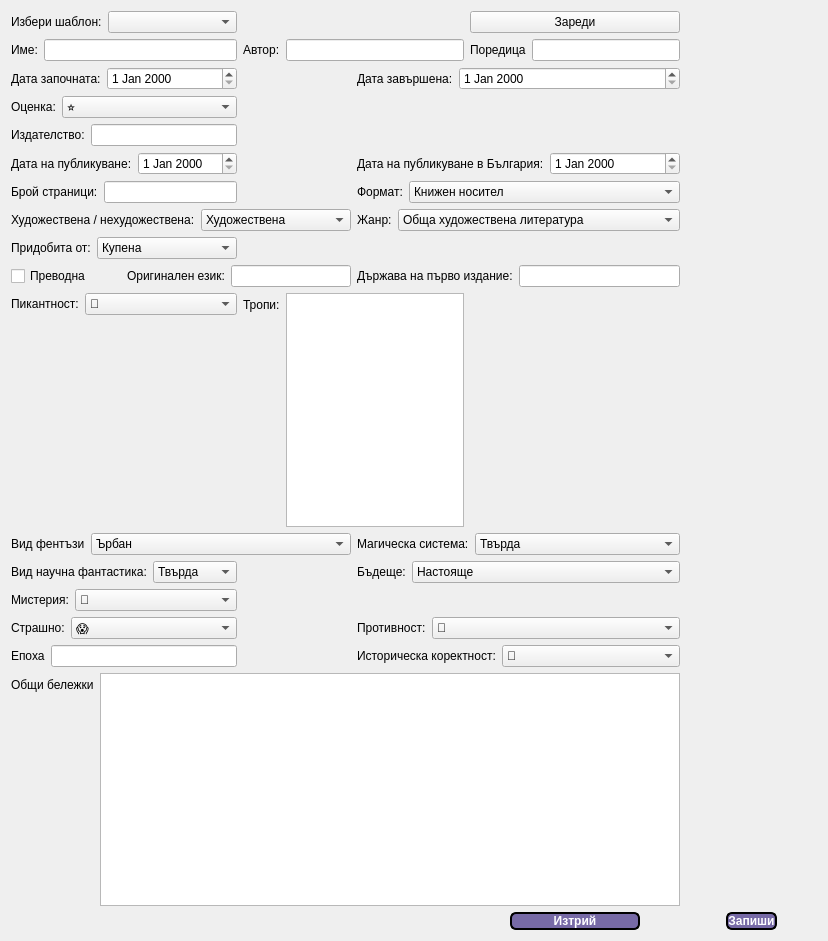
This is Readalot/createbook.ui in TanyaSeykova/Hackaton_2022 as Qt 5 draws it before an edit. The edited form follows.
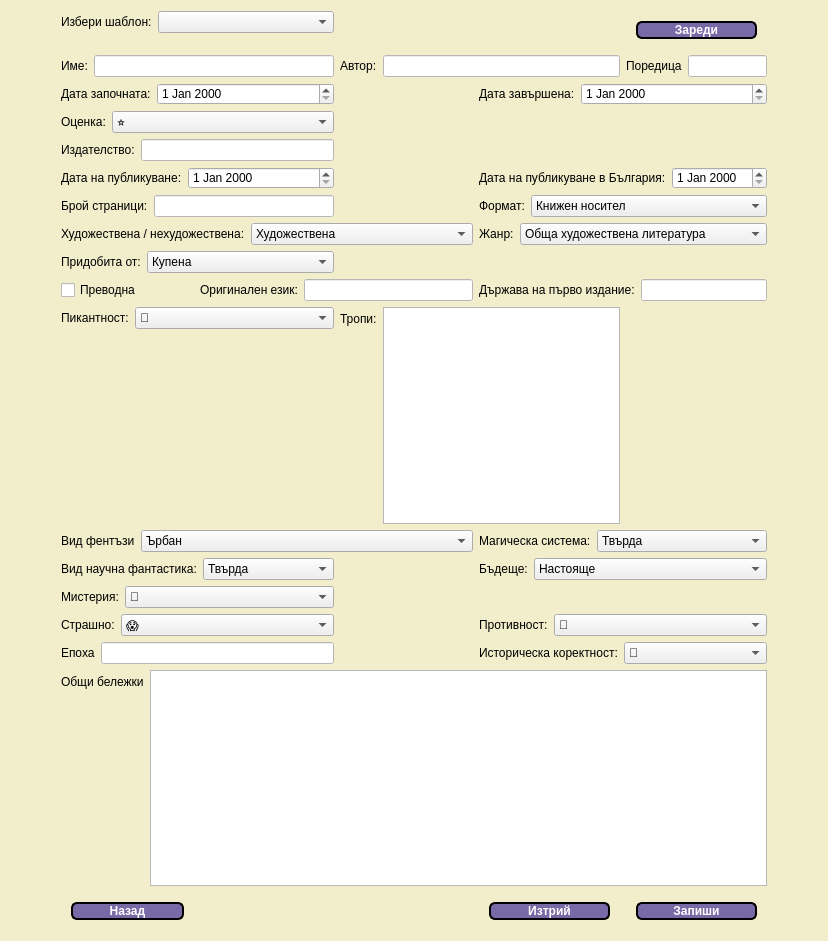
This is the edited form.

```diff
--- a/Readalot/createbook.ui
+++ b/Readalot/createbook.ui
@@ -14,159 +14,44 @@
    <string>Нова книга</string>
   </property>
   <property name="styleSheet">
-   <string notr="true">
+   <string notr="true">QDialog{
 background-color: rgb(242, 238, 203);
-
+}
 QLineEdit {
 	background-color: rgb(255, 255, 255);
+}
+QPushButton{
+	border-radius: 6px;
+	border-width: 2px;
+	background-color: rgb(119, 106, 166);
+	border-color: rgb(0,0,0);
+	border-style: solid;
+	color: rgb(255,255,255);
+	font-weight: bold;
+	font: 16pt &quot;Monotype Corsiva&quot;;
+	margin:10px;
+}
+QPushButton:hover{
+	background-color: rgb(212, 203, 242);
+	color: rgb(0,0,0);
 }</string>
   </property>
-  <layout class="QGridLayout" name="gridLayout">
-   <item row="0" column="0" colspan="2">
-    <layout class="QFormLayout" name="formLayout_26">
-     <item row="0" column="0">
-      <widget class="QLabel" name="label_28">
-       <property name="text">
-        <string>Избери шаблон:</string>
-       </property>
-      </widget>
-     </item>
+  <layout class="QGridLayout" name="gridLayout" columnstretch="1,3,3,3,3,3,1">
+   <item row="9" column="2" colspan="2">
+    <layout class="QFormLayout" name="formLayout_7">
      <item row="0" column="1">
-      <widget class="QComboBox" name="comboBoxTemplate"/>
+      <widget class="QLineEdit" name="lineEditLanguage"/>
      </item>
-    </layout>
-   </item>
-   <item row="1" column="0" colspan="2">
-    <layout class="QFormLayout" name="formLayout">
      <item row="0" column="0">
-      <widget class="QLabel" name="labelName">
+      <widget class="QLabel" name="labelLanguage">
        <property name="text">
-        <string>Име:</string>
+        <string>Оригинален език:</string>
        </property>
       </widget>
      </item>
-     <item row="0" column="1">
-      <widget class="QLineEdit" name="lineEditName"/>
-     </item>
     </layout>
    </item>
-   <item row="1" column="2" colspan="2">
-    <layout class="QFormLayout" name="formLayout_2">
-     <item row="0" column="0">
-      <widget class="QLabel" name="labelAuthor">
-       <property name="text">
-        <string>Автор:</string>
-       </property>
-      </widget>
-     </item>
-     <item row="0" column="1">
-      <widget class="QLineEdit" name="lineEditAuthor"/>
-     </item>
-    </layout>
-   </item>
-   <item row="1" column="4">
-    <layout class="QFormLayout" name="formLayout_29">
-     <item row="0" column="0">
-      <widget class="QLabel" name="labelSeries">
-       <property name="text">
-        <string>Поредица</string>
-       </property>
-      </widget>
-     </item>
-     <item row="0" column="1">
-      <widget class="QLineEdit" name="lineEditSeries"/>
-     </item>
-    </layout>
-   </item>
-   <item row="2" column="0" colspan="2">
-    <layout class="QFormLayout" name="formLayout_3">
-     <item row="0" column="0">
-      <widget class="QLabel" name="labelDateStarted">
-       <property name="text">
-        <string>Дата започната:</string>
-       </property>
-      </widget>
-     </item>
-     <item row="0" column="1">
-      <widget class="QDateEdit" name="dateEditStarted"/>
-     </item>
-    </layout>
-   </item>
-   <item row="2" column="3" colspan="2">
-    <layout class="QFormLayout" name="formLayout_4">
-     <item row="0" column="0">
-      <widget class="QLabel" name="labelDateFinished">
-       <property name="text">
-        <string>Дата завършена:</string>
-       </property>
-      </widget>
-     </item>
-     <item row="0" column="1">
-      <widget class="QDateEdit" name="dateEditFinished"/>
-     </item>
-    </layout>
-   </item>
-   <item row="3" column="0" colspan="2">
-    <layout class="QFormLayout" name="formLayout_5">
-     <item row="0" column="0">
-      <widget class="QLabel" name="labelScore">
-       <property name="text">
-        <string>Оценка:</string>
-       </property>
-      </widget>
-     </item>
-     <item row="0" column="1">
-      <widget class="QComboBox" name="comboBoxScore">
-       <item>
-        <property name="text">
-         <string>⭐</string>
-        </property>
-       </item>
-       <item>
-        <property name="text">
-         <string>⭐1/2</string>
-        </property>
-       </item>
-       <item>
-        <property name="text">
-         <string>⭐⭐</string>
-        </property>
-       </item>
-       <item>
-        <property name="text">
-         <string>⭐⭐1/2</string>
-        </property>
-       </item>
-       <item>
-        <property name="text">
-         <string>⭐⭐⭐</string>
-        </property>
-       </item>
-       <item>
-        <property name="text">
-         <string>⭐⭐⭐1/2</string>
-        </property>
-       </item>
-       <item>
-        <property name="text">
-         <string>⭐⭐⭐⭐</string>
-        </property>
-       </item>
-       <item>
-        <property name="text">
-         <string>⭐⭐⭐⭐1/2</string>
-        </property>
-       </item>
-       <item>
-        <property name="text">
-         <string>⭐⭐⭐⭐⭐</string>
-        </property>
-       </item>
-      </widget>
-     </item>
-    </layout>
-   </item>
-   <item row="4" column="0" colspan="2">
+   <item row="4" column="1" colspan="2">
     <layout class="QFormLayout" name="formLayout_6">
      <item row="0" column="0">
       <widget class="QLabel" name="labelPublisher">
@@ -180,35 +65,7 @@
      </item>
     </layout>
    </item>
-   <item row="5" column="0" colspan="2">
-    <layout class="QFormLayout" name="formLayout_10">
-     <item row="0" column="0">
-      <widget class="QLabel" name="labelPublished">
-       <property name="text">
-        <string>Дата на публикуване:</string>
-       </property>
-      </widget>
-     </item>
-     <item row="0" column="1">
-      <widget class="QDateEdit" name="dateEditPublished"/>
-     </item>
-    </layout>
-   </item>
-   <item row="5" column="3" colspan="2">
-    <layout class="QFormLayout" name="formLayout_11">
-     <item row="0" column="0">
-      <widget class="QLabel" name="labelPublishedBulgaria">
-       <property name="text">
-        <string>Дата на публикуване в България:</string>
-       </property>
-      </widget>
-     </item>
-     <item row="0" column="1">
-      <widget class="QDateEdit" name="dateEditPublishedBulgaria"/>
-     </item>
-    </layout>
-   </item>
-   <item row="6" column="0" colspan="2">
+   <item row="6" column="1" colspan="2">
     <layout class="QFormLayout" name="formLayout_12">
      <item row="0" column="1">
       <widget class="QLineEdit" name="lineEditPages"/>
@@ -222,20 +79,34 @@
      </item>
     </layout>
    </item>
-   <item row="6" column="3" colspan="2">
-    <layout class="QFormLayout" name="formLayout_13">
+   <item row="1" column="5">
+    <layout class="QFormLayout" name="formLayout_29">
      <item row="0" column="0">
-      <widget class="QLabel" name="labelFormat">
+      <widget class="QLabel" name="labelSeries">
        <property name="text">
-        <string>Формат:</string>
+        <string>Поредица</string>
        </property>
       </widget>
      </item>
      <item row="0" column="1">
-      <widget class="QComboBox" name="comboBoxFormat">
+      <widget class="QLineEdit" name="lineEditSeries"/>
+     </item>
+    </layout>
+   </item>
+   <item row="10" column="1" colspan="2">
+    <layout class="QFormLayout" name="formLayout_17">
+     <item row="0" column="0">
+      <widget class="QLabel" name="labelSpicy">
+       <property name="text">
+        <string>Пикантност:</string>
+       </property>
+      </widget>
+     </item>
+     <item row="0" column="1">
+      <widget class="QComboBox" name="comboBoxSpicy">
        <item>
         <property name="text">
-         <string>Книжен носител</string>
+         <string>💋</string>
         </property>
        </item>
        <item>
@@ -247,7 +118,37 @@
      </item>
     </layout>
    </item>
-   <item row="7" column="0" colspan="3">
+   <item row="12" column="1" colspan="2">
+    <layout class="QFormLayout" name="formLayout_21">
+     <item row="0" column="1">
+      <widget class="QComboBox" name="comboBoxScifiKind">
+       <item>
+        <property name="text">
+         <string>Твърда</string>
+        </property>
+       </item>
+       <item>
+        <property name="text">
+         <string>Мека</string>
+        </property>
+       </item>
+       <item>
+        <property name="text">
+         <string>Дистопия</string>
+        </property>
+       </item>
+      </widget>
+     </item>
+     <item row="0" column="0">
+      <widget class="QLabel" name="labelScifiKind">
+       <property name="text">
+        <string>Вид научна фантастика:</string>
+       </property>
+      </widget>
+     </item>
+    </layout>
+   </item>
+   <item row="7" column="1" colspan="3">
     <layout class="QFormLayout" name="formLayout_14">
      <item row="0" column="0">
       <widget class="QLabel" name="labelFicnonfic">
@@ -272,7 +173,161 @@
      </item>
     </layout>
    </item>
-   <item row="7" column="3" colspan="2">
+   <item row="17" column="1">
+    <widget class="QPushButton" name="pushButtonBack">
+     <property name="styleSheet">
+      <string notr="true"/>
+     </property>
+     <property name="text">
+      <string>Назад</string>
+     </property>
+    </widget>
+   </item>
+   <item row="11" column="4" colspan="2">
+    <layout class="QFormLayout" name="formLayout_20">
+     <item row="0" column="1">
+      <widget class="QComboBox" name="comboBoxMagicSystem">
+       <item>
+        <property name="text">
+         <string>Твърда</string>
+        </property>
+       </item>
+       <item>
+        <property name="text">
+         <string>Мека</string>
+        </property>
+       </item>
+      </widget>
+     </item>
+     <item row="0" column="0">
+      <widget class="QLabel" name="labelMagicSystem">
+       <property name="text">
+        <string>Магическа система:</string>
+       </property>
+      </widget>
+     </item>
+    </layout>
+   </item>
+   <item row="11" column="1" colspan="3">
+    <layout class="QFormLayout" name="formLayout_19">
+     <item row="0" column="0">
+      <widget class="QLabel" name="labelFantasyKind">
+       <property name="text">
+        <string>Вид фентъзи</string>
+       </property>
+      </widget>
+     </item>
+     <item row="0" column="1">
+      <widget class="QComboBox" name="comboBoxFantasyKind">
+       <item>
+        <property name="text">
+         <string>Ърбан</string>
+        </property>
+       </item>
+       <item>
+        <property name="text">
+         <string>Приключенско</string>
+        </property>
+       </item>
+       <item>
+        <property name="text">
+         <string>Средновековно</string>
+        </property>
+       </item>
+       <item>
+        <property name="text">
+         <string>Стиймпънк</string>
+        </property>
+       </item>
+       <item>
+        <property name="text">
+         <string>Паранормална романтика</string>
+        </property>
+       </item>
+      </widget>
+     </item>
+    </layout>
+   </item>
+   <item row="6" column="4" colspan="2">
+    <layout class="QFormLayout" name="formLayout_13">
+     <item row="0" column="0">
+      <widget class="QLabel" name="labelFormat">
+       <property name="text">
+        <string>Формат:</string>
+       </property>
+      </widget>
+     </item>
+     <item row="0" column="1">
+      <widget class="QComboBox" name="comboBoxFormat">
+       <item>
+        <property name="text">
+         <string>Книжен носител</string>
+        </property>
+       </item>
+       <item>
+        <property name="text">
+         <string>Електронна книга</string>
+        </property>
+       </item>
+      </widget>
+     </item>
+    </layout>
+   </item>
+   <item row="8" column="1" colspan="2">
+    <layout class="QFormLayout" name="formLayout_27">
+     <item row="0" column="0">
+      <widget class="QLabel" name="labelSource">
+       <property name="text">
+        <string>Придобита от:</string>
+       </property>
+      </widget>
+     </item>
+     <item row="0" column="1">
+      <widget class="QComboBox" name="comboBoxSource">
+       <item>
+        <property name="text">
+         <string>Купена</string>
+        </property>
+       </item>
+       <item>
+        <property name="text">
+         <string>Подарена</string>
+        </property>
+       </item>
+       <item>
+        <property name="text">
+         <string>Библиотека</string>
+        </property>
+       </item>
+       <item>
+        <property name="text">
+         <string>Заета</string>
+        </property>
+       </item>
+       <item>
+        <property name="text">
+         <string>Пиратствана</string>
+        </property>
+       </item>
+      </widget>
+     </item>
+    </layout>
+   </item>
+   <item row="10" column="3" colspan="2">
+    <layout class="QFormLayout" name="formLayout_18">
+     <item row="0" column="0">
+      <widget class="QLabel" name="labelTropes">
+       <property name="text">
+        <string>Тропи:</string>
+       </property>
+      </widget>
+     </item>
+     <item row="0" column="1">
+      <widget class="QTextEdit" name="textEditTropes"/>
+     </item>
+    </layout>
+   </item>
+   <item row="7" column="4" colspan="2">
     <layout class="QFormLayout" name="formLayout_15">
      <item row="0" column="0">
       <widget class="QLabel" name="labelGenre">
@@ -357,20 +412,20 @@
      </item>
     </layout>
    </item>
-   <item row="8" column="0" colspan="2">
-    <layout class="QFormLayout" name="formLayout_27">
+   <item row="14" column="4" colspan="2">
+    <layout class="QFormLayout" name="formLayout_25">
      <item row="0" column="0">
-      <widget class="QLabel" name="labelSource">
+      <widget class="QLabel" name="labelDisgust">
        <property name="text">
-        <string>Придобита от:</string>
+        <string>Противност:</string>
        </property>
       </widget>
      </item>
      <item row="0" column="1">
-      <widget class="QComboBox" name="comboBoxSource">
+      <widget class="QComboBox" name="comboBoxDisgust">
        <item>
         <property name="text">
-         <string>Купена</string>
+         <string>🤮</string>
         </property>
        </item>
        <item>
@@ -397,28 +452,115 @@
      </item>
     </layout>
    </item>
-   <item row="9" column="0">
-    <widget class="QCheckBox" name="checkBoxTranslation">
+   <item row="17" column="5">
+    <widget class="QPushButton" name="pushButtonSave">
+     <property name="styleSheet">
+      <string notr="true"/>
+     </property>
      <property name="text">
-      <string>Преводна</string>
+      <string>Запиши</string>
      </property>
     </widget>
    </item>
-   <item row="9" column="1" colspan="2">
-    <layout class="QFormLayout" name="formLayout_7">
+   <item row="1" column="1" colspan="2">
+    <layout class="QFormLayout" name="formLayout">
+     <item row="0" column="0">
+      <widget class="QLabel" name="labelName">
+       <property name="text">
+        <string>Име:</string>
+       </property>
+      </widget>
+     </item>
      <item row="0" column="1">
-      <widget class="QLineEdit" name="lineEditLanguage"/>
+      <widget class="QLineEdit" name="lineEditName"/>
      </item>
+    </layout>
+   </item>
+   <item row="17" column="4">
+    <widget class="QPushButton" name="pushButtonDelete">
+     <property name="styleSheet">
+      <string notr="true"/>
+     </property>
+     <property name="text">
+      <string>Изтрий</string>
+     </property>
+    </widget>
+   </item>
+   <item row="5" column="1" colspan="2">
+    <layout class="QFormLayout" name="formLayout_10">
      <item row="0" column="0">
-      <widget class="QLabel" name="labelLanguage">
+      <widget class="QLabel" name="labelPublished">
        <property name="text">
-        <string>Оригинален език:</string>
+        <string>Дата на публикуване:</string>
        </property>
       </widget>
      </item>
+     <item row="0" column="1">
+      <widget class="QDateEdit" name="dateEditPublished"/>
+     </item>
     </layout>
    </item>
-   <item row="9" column="3" colspan="2">
+   <item row="15" column="4" colspan="2">
+    <layout class="QFormLayout" name="formLayout_28">
+     <item row="0" column="0">
+      <widget class="QLabel" name="labelCorrectness">
+       <property name="text">
+        <string>Историческа коректност:</string>
+       </property>
+      </widget>
+     </item>
+     <item row="0" column="1">
+      <widget class="QComboBox" name="comboBoxCorrectness">
+       <item>
+        <property name="text">
+         <string>📜</string>
+        </property>
+       </item>
+       <item>
+        <property name="text">
+         <string>📜1/2</string>
+        </property>
+       </item>
+       <item>
+        <property name="text">
+         <string>📜📜</string>
+        </property>
+       </item>
+       <item>
+        <property name="text">
+         <string>📜📜1/2</string>
+        </property>
+       </item>
+       <item>
+        <property name="text">
+         <string>📜📜📜</string>
+        </property>
+       </item>
+       <item>
+        <property name="text">
+         <string>📜📜📜1/2</string>
+        </property>
+       </item>
+       <item>
+        <property name="text">
+         <string>📜📜📜📜</string>
+        </property>
+       </item>
+       <item>
+        <property name="text">
+         <string>📜📜📜📜1/2</string>
+        </property>
+       </item>
+       <item>
+        <property name="text">
+         <string>📜📜📜📜📜</string>
+        </property>
+       </item>
+      </widget>
+     </item>
+    </layout>
+   </item>
+   <item row="9" column="4" colspan="2">
     <layout class="QFormLayout" name="formLayout_8">
      <item row="0" column="1">
       <widget class="QLineEdit" name="lineEditCountry"/>
@@ -432,94 +574,48 @@
      </item>
     </layout>
    </item>
-   <item row="10" column="0" colspan="2">
-    <layout class="QFormLayout" name="formLayout_17">
-     <item row="0" column="0">
-      <widget class="QLabel" name="labelSpicy">
-       <property name="text">
-        <string>Пикантност:</string>
-       </property>
-      </widget>
-     </item>
-     <item row="0" column="1">
-      <widget class="QComboBox" name="comboBoxSpicy">
-       <item>
-        <property name="text">
-         <string>💋</string>
-        </property>
-       </item>
-       <item>
-        <property name="text">
-         <string>💋1/2</string>
-        </property>
-       </item>
-       <item>
-        <property name="text">
-         <string>💋💋</string>
-        </property>
-       </item>
-       <item>
-        <property name="text">
-         <string>💋💋1/2</string>
-        </property>
-       </item>
-       <item>
-        <property name="text">
-         <string>💋💋💋</string>
-        </property>
-       </item>
-       <item>
-        <property name="text">
-         <string>💋💋💋1/2</string>
-        </property>
-       </item>
-       <item>
-        <property name="text">
-         <string>💋💋💋💋</string>
-        </property>
-       </item>
-       <item>
-        <property name="text">
-         <string>💋💋💋💋1/2</string>
-        </property>
-       </item>
-       <item>
-        <property name="text">
-         <string>💋💋💋💋💋</string>
-        </property>
-       </item>
-      </widget>
-     </item>
-    </layout>
+   <item row="0" column="5">
+    <widget class="QPushButton" name="pushButtonLoad">
+     <property name="text">
+      <string>Зареди</string>
+     </property>
+    </widget>
    </item>
-   <item row="10" column="2" colspan="2">
-    <layout class="QFormLayout" name="formLayout_18">
+   <item row="16" column="1" colspan="5">
+    <layout class="QFormLayout" name="formLayout_16">
      <item row="0" column="0">
-      <widget class="QLabel" name="labelTropes">
+      <widget class="QLabel" name="labelNotes">
        <property name="text">
-        <string>Тропи:</string>
+        <string>Общи бележки</string>
        </property>
       </widget>
      </item>
      <item row="0" column="1">
-      <widget class="QTextEdit" name="textEditTropes"/>
+      <widget class="QTextEdit" name="textEditNotes"/>
      </item>
     </layout>
    </item>
-   <item row="11" column="0" colspan="3">
-    <layout class="QFormLayout" name="formLayout_19">
+   <item row="9" column="1">
+    <widget class="QCheckBox" name="checkBoxTranslation">
+     <property name="text">
+      <string>Преводна</string>
+     </property>
+    </widget>
+   </item>
+   <item row="3" column="1" colspan="2">
+    <layout class="QFormLayout" name="formLayout_5">
      <item row="0" column="0">
-      <widget class="QLabel" name="labelFantasyKind">
+      <widget class="QLabel" name="labelScore">
        <property name="text">
-        <string>Вид фентъзи</string>
+        <string>Оценка:</string>
        </property>
       </widget>
      </item>
      <item row="0" column="1">
-      <widget class="QComboBox" name="comboBoxFantasyKind">
+      <widget class="QComboBox" name="comboBoxScore">
        <item>
         <property name="text">
-         <string>Ърбан</string>
+         <string>⭐</string>
         </property>
        </item>
        <item>
@@ -542,17 +638,9 @@
          <string>Паранормална романтика</string>
         </property>
        </item>
-      </widget>
-     </item>
-    </layout>
-   </item>
-   <item row="11" column="3" colspan="2">
-    <layout class="QFormLayout" name="formLayout_20">
-     <item row="0" column="1">
-      <widget class="QComboBox" name="comboBoxMagicSystem">
        <item>
         <property name="text">
-         <string>Твърда</string>
+         <string>⭐⭐⭐1/2</string>
         </property>
        </item>
        <item>
@@ -560,24 +648,9 @@
          <string>Мека</string>
         </property>
        </item>
-      </widget>
-     </item>
-     <item row="0" column="0">
-      <widget class="QLabel" name="labelMagicSystem">
-       <property name="text">
-        <string>Магическа система:</string>
-       </property>
-      </widget>
-     </item>
-    </layout>
-   </item>
-   <item row="12" column="0" colspan="2">
-    <layout class="QFormLayout" name="formLayout_21">
-     <item row="0" column="1">
-      <widget class="QComboBox" name="comboBoxScifiKind">
        <item>
         <property name="text">
-         <string>Твърда</string>
+         <string>⭐⭐⭐⭐1/2</string>
         </property>
        </item>
        <item>
@@ -592,51 +665,26 @@
        </item>
       </widget>
      </item>
-     <item row="0" column="0">
-      <widget class="QLabel" name="labelScifiKind">
-       <property name="text">
-        <string>Вид научна фантастика:</string>
-       </property>
-      </widget>
-     </item>
     </layout>
    </item>
-   <item row="12" column="3" colspan="2">
-    <layout class="QFormLayout" name="formLayout_22">
+   <item row="1" column="3" colspan="2">
+    <layout class="QFormLayout" name="formLayout_2">
      <item row="0" column="0">
-      <widget class="QLabel" name="labelFuture">
+      <widget class="QLabel" name="labelAuthor">
        <property name="text">
-        <string>Бъдеще:</string>
+        <string>Автор:</string>
        </property>
       </widget>
      </item>
      <item row="0" column="1">
-      <widget class="QComboBox" name="comboBoxFuture">
-       <item>
-        <property name="text">
-         <string>Настояще</string>
-        </property>
-       </item>
-       <item>
-        <property name="text">
-         <string>Близко</string>
-        </property>
-       </item>
-       <item>
-        <property name="text">
-         <string>Далечно</string>
-        </property>
-       </item>
-       <item>
-        <property name="text">
-         <string>Не може да се определи</string>
-        </property>
-       </item>
-      </widget>
+      <widget class="QLineEdit" name="lineEditAuthor"/>
      </item>
     </layout>
    </item>
-   <item row="13" column="0" colspan="2">
+   <item row="10" column="0">
+    <widget class="QWidget" name="widget_2" native="true"/>
+   </item>
+   <item row="13" column="1" colspan="2">
     <layout class="QFormLayout" name="formLayout_23">
      <item row="0" column="0">
       <widget class="QLabel" name="labelMystery">
@@ -696,7 +744,21 @@
      </item>
     </layout>
    </item>
-   <item row="14" column="0" colspan="2">
+   <item row="5" column="4" colspan="2">
+    <layout class="QFormLayout" name="formLayout_11">
+     <item row="0" column="0">
+      <widget class="QLabel" name="labelPublishedBulgaria">
+       <property name="text">
+        <string>Дата на публикуване в България:</string>
+       </property>
+      </widget>
+     </item>
+     <item row="0" column="1">
+      <widget class="QDateEdit" name="dateEditPublishedBulgaria"/>
+     </item>
+    </layout>
+   </item>
+   <item row="14" column="1" colspan="2">
     <layout class="QFormLayout" name="formLayout_24">
      <item row="0" column="0">
       <widget class="QLabel" name="labelScary">
@@ -756,20 +818,62 @@
      </item>
     </layout>
    </item>
-   <item row="14" column="3" colspan="2">
-    <layout class="QFormLayout" name="formLayout_25">
+   <item row="2" column="4" colspan="2">
+    <layout class="QFormLayout" name="formLayout_4">
      <item row="0" column="0">
-      <widget class="QLabel" name="labelDisgust">
+      <widget class="QLabel" name="labelDateFinished">
        <property name="text">
-        <string>Противност:</string>
+        <string>Дата завършена:</string>
        </property>
       </widget>
      </item>
      <item row="0" column="1">
-      <widget class="QComboBox" name="comboBoxDisgust">
+      <widget class="QDateEdit" name="dateEditFinished"/>
+     </item>
+    </layout>
+   </item>
+   <item row="0" column="1" colspan="2">
+    <layout class="QFormLayout" name="formLayout_26">
+     <item row="0" column="0">
+      <widget class="QLabel" name="label_28">
+       <property name="text">
+        <string>Избери шаблон:</string>
+       </property>
+      </widget>
+     </item>
+     <item row="0" column="1">
+      <widget class="QComboBox" name="comboBoxTemplate"/>
+     </item>
+    </layout>
+   </item>
+   <item row="2" column="1" colspan="2">
+    <layout class="QFormLayout" name="formLayout_3">
+     <item row="0" column="0">
+      <widget class="QLabel" name="labelDateStarted">
+       <property name="text">
+        <string>Дата започната:</string>
+       </property>
+      </widget>
+     </item>
+     <item row="0" column="1">
+      <widget class="QDateEdit" name="dateEditStarted"/>
+     </item>
+    </layout>
+   </item>
+   <item row="12" column="4" colspan="2">
+    <layout class="QFormLayout" name="formLayout_22">
+     <item row="0" column="0">
+      <widget class="QLabel" name="labelFuture">
+       <property name="text">
+        <string>Бъдеще:</string>
+       </property>
+      </widget>
+     </item>
+     <item row="0" column="1">
+      <widget class="QComboBox" name="comboBoxFuture">
        <item>
         <property name="text">
-         <string>🤮</string>
+         <string>Настояще</string>
         </property>
        </item>
        <item>
@@ -816,7 +920,7 @@
      </item>
     </layout>
    </item>
-   <item row="15" column="0" colspan="2">
+   <item row="15" column="1" colspan="2">
     <layout class="QFormLayout" name="formLayout_9">
      <item row="0" column="0">
       <widget class="QLabel" name="labelEpoch">
@@ -830,134 +934,8 @@
      </item>
     </layout>
    </item>
-   <item row="15" column="3" colspan="2">
-    <layout class="QFormLayout" name="formLayout_28">
-     <item row="0" column="0">
-      <widget class="QLabel" name="labelCorrectness">
-       <property name="text">
-        <string>Историческа коректност:</string>
-       </property>
-      </widget>
-     </item>
-     <item row="0" column="1">
-      <widget class="QComboBox" name="comboBoxCorrectness">
-       <item>
-        <property name="text">
-         <string>📜</string>
-        </property>
-       </item>
-       <item>
-        <property name="text">
-         <string>📜1/2</string>
-        </property>
-       </item>
-       <item>
-        <property name="text">
-         <string>📜📜</string>
-        </property>
-       </item>
-       <item>
-        <property name="text">
-         <string>📜📜1/2</string>
-        </property>
-       </item>
-       <item>
-        <property name="text">
-         <string>📜📜📜</string>
-        </property>
-       </item>
-       <item>
-        <property name="text">
-         <string>📜📜📜1/2</string>
-        </property>
-       </item>
-       <item>
-        <property name="text">
-         <string>📜📜📜📜</string>
-        </property>
-       </item>
-       <item>
-        <property name="text">
-         <string>📜📜📜📜1/2</string>
-        </property>
-       </item>
-       <item>
-        <property name="text">
-         <string>📜📜📜📜📜</string>
-        </property>
-       </item>
-      </widget>
-     </item>
-    </layout>
-   </item>
-   <item row="17" column="5">
-    <widget class="QPushButton" name="pushButtonSave">
-     <property name="styleSheet">
-      <string notr="true">QPushButton{
-	border-radius: 6px;
-	border-width: 2px;
-	background-color: rgb(119, 106, 166);
-	border-color: rgb(0,0,0);
-	border-style: solid;
-	color: rgb(255,255,255);
-	font-weight: bold;
-	font: 16pt &quot;Monotype Corsiva&quot;;
-	margin: 0 40px 0 40px;
-}
-QPushButton:hover{
-	background-color: rgb(212, 203, 242);
-	color: rgb(0,0,0);
-}</string>
-     </property>
-     <property name="text">
-      <string>Запиши</string>
-     </property>
-    </widget>
-   </item>
-   <item row="0" column="4">
-    <widget class="QPushButton" name="pushButtonLoad">
-     <property name="text">
-      <string>Зареди</string>
-     </property>
-    </widget>
-   </item>
-   <item row="16" column="0" colspan="5">
-    <layout class="QFormLayout" name="formLayout_16">
-     <item row="0" column="0">
-      <widget class="QLabel" name="labelNotes">
-       <property name="text">
-        <string>Общи бележки</string>
-       </property>
-      </widget>
-     </item>
-     <item row="0" column="1">
-      <widget class="QTextEdit" name="textEditNotes"/>
-     </item>
-    </layout>
-   </item>
-   <item row="17" column="4">
-    <widget class="QPushButton" name="pushButtonDelete">
-     <property name="styleSheet">
-      <string notr="true">QPushButton{
-	border-radius: 6px;
-	border-width: 2px;
-	background-color: rgb(119, 106, 166);
-	border-color: rgb(0,0,0);
-	border-style: solid;
-	color: rgb(255,255,255);
-	font-weight: bold;
-	font: 16pt &quot;Monotype Corsiva&quot;;
-	margin: 0 40px 0 40px;
-}
-QPushButton:hover{
-	background-color: rgb(212, 203, 242);
-	color: rgb(0,0,0);
-}</string>
-     </property>
-     <property name="text">
-      <string>Изтрий</string>
-     </property>
-    </widget>
+   <item row="0" column="6">
+    <widget class="QWidget" name="widget" native="true"/>
    </item>
   </layout>
  </widget>
```
Left out of the diff: 113 changed lines with no effect on the pictures.
